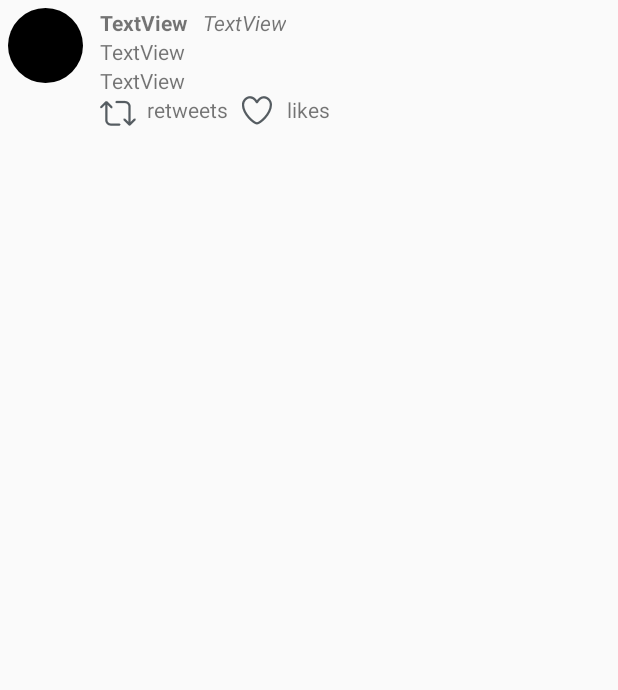
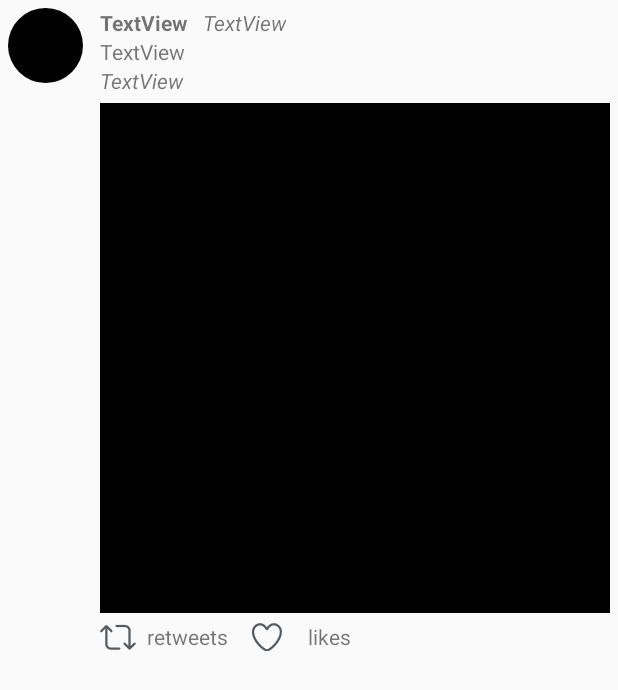
Before and after one commit to danny-famakin/TwitterApp, an Android app: the layout item_tweets.xml on its own in the app's theme, with its tools: preview values and no code run, on a phone screen of 412 x 824 dp. Shown: the top 690 px of the screen. Run offline under Robolectric (Android 15) with nearby library versions, the phone set to English and light mode, and no system bars.

Commit message:
Twitter App

```diff
--- a/app/src/main/java/com/codepath/apps/restclienttemplate/models/User.java
+++ b/app/src/main/java/com/codepath/apps/restclienttemplate/models/User.java
@@ -16,6 +16,7 @@ public class User {
     public String tagLine;
     public int followersCount;
     public int followingCount;
+    public String profileBannerUrl;
 
     public User() {
     }
@@ -29,6 +30,7 @@ public class User {
         user.tagLine = json.getString("description");
         user.followersCount = json.getInt("followers_count");
         user.followingCount = json.getInt("friends_count");
+        user.profileBannerUrl = json.getString("profile_background_image_url");
         return user;
     }
 }
--- a/app/src/main/res/layout/item_tweets.xml
+++ b/app/src/main/res/layout/item_tweets.xml
@@ -4,7 +4,8 @@
     xmlns:tools="http://schemas.android.com/tools"
     android:layout_width="match_parent"
     android:layout_height="wrap_content"
-    android:layout_margin="5dp">
+    android:layout_margin="5dp"
+    android:paddingBottom="5dp">
 
     <!--<ImageView
         android:id="@+id/ivProfilePic"
@@ -15,13 +16,12 @@
         android:onClick="onProfileClick"
         app:srcCompat="@android:color/black" />-->
     <de.hdodenhof.circleimageview.CircleImageView
+        android:id="@+id/ivProfilePic"
         android:layout_width="50dp"
         android:layout_height="50dp"
-        android:id="@+id/ivProfilePic"
+        android:layout_alignParentStart="true"
         android:layout_alignParentTop="true"
-        android:layout_alignParentStart="true"
-        app:srcCompat="@android:color/black"
-        />
+        app:srcCompat="@android:color/black" />
 
     <TextView
         android:id="@+id/tvUsername"
@@ -38,13 +38,38 @@
         android:id="@+id/tvBody"
         android:layout_width="wrap_content"
         android:layout_height="wrap_content"
+        android:layout_alignStart="@+id/tvDate"
+        android:layout_below="@+id/tvUsername"
         android:autoLink="all"
         android:linksClickable="true"
-        android:layout_alignStart="@+id/tvDate"
-        android:layout_below="@+id/tvUsername"
         android:text="TextView"
         tools:layout_editor_absoluteX="60dp"
         tools:layout_editor_absoluteY="16dp" />
+
+    <ImageView
+        android:id="@+id/ivMedia"
+        android:layout_width="wrap_content"
+        android:layout_height="wrap_content"
+        android:layout_alignParentEnd="true"
+        android:layout_alignStart="@id/tvDate"
+        android:layout_below="@+id/tvDate"
+        android:layout_marginBottom="6dp"
+        android:layout_marginTop="5dp"
+        android:adjustViewBounds="true"
+        android:scaleType="fitStart"
+        app:srcCompat="@android:color/black" />
+    <!--<ImageView
+        android:id="@+id/ivMediaImage"
+        android:layout_width="wrap_content"
+        android:layout_height="wrap_content"
+        android:layout_alignLeft="@+id/tvBody"
+        android:layout_alignRight="@+id/tvDate"
+        android:layout_below="@+id/tvBody"
+        android:layout_marginTop="5dp"
+        android:adjustViewBounds="true"
+        android:scaleType="fitStart"
+        android:src="@drawable/ic_launcher" />-->
+
 
     <TextView
         android:id="@+id/tvDate"
@@ -55,6 +80,8 @@
         android:layout_toEndOf="@+id/ivProfilePic"
         android:fontFamily="sans-serif"
         android:text="TextView"
+        android:textAllCaps="false"
+        android:textStyle="italic"
         android:typeface="normal"
         tools:layout_editor_absoluteX="60dp"
         tools:layout_editor_absoluteY="33dp" />
@@ -73,16 +100,16 @@
 
     <ImageButton
         android:id="@+id/fave"
-        android:layout_width="27dp"
-        android:layout_height="20dp"
-        android:layout_alignParentBottom="@+id/retweet"
-        android:layout_alignTop="@+id/tvFave"
-        android:layout_below="@id/tvHandle"
+        android:layout_width="wrap_content"
+        android:layout_height="30dp"
+        android:layout_alignBottom="@+id/tvRetweet"
+
+        android:layout_below="@id/ivMedia"
         android:layout_toEndOf="@+id/tvRetweet"
         android:backgroundTint="@android:color/transparent"
+        android:onClick="@color/inline_action_like_pressed"
         android:paddingRight="5dp"
         android:tint="@color/inline_action_retweet_pressed"
-        android:onClick="@color/inline_action_like_pressed"
         app:srcCompat="@drawable/ic_vector_heart_stroke"
         tools:layout_editor_absoluteX="247dp"
         tools:layout_editor_absoluteY="63dp" />
@@ -91,19 +118,21 @@
         android:id="@+id/retweet"
         android:layout_width="wrap_content"
         android:layout_height="wrap_content"
-        android:layout_alignLeft="@id/tvDate"
-        android:layout_below="@id/tvDate"
+        android:layout_alignBottom="@+id/tvRetweet"
+        android:layout_alignStart="@+id/tvDate"
+        android:layout_below="@id/ivMedia"
         android:background="@android:color/transparent"
         android:tint="@color/inline_action_retweet_pressed"
         app:srcCompat="@drawable/ic_vector_retweet_stroke"
         tools:layout_editor_absoluteX="120dp"
+        android:adjustViewBounds="true"
         tools:layout_editor_absoluteY="59dp" />
 
     <TextView
         android:id="@+id/tvRetweet"
         android:layout_width="wrap_content"
         android:layout_height="wrap_content"
-        android:layout_below="@+id/tvDate"
+        android:layout_below="@+id/ivMedia"
         android:layout_toEndOf="@+id/retweet"
         android:paddingLeft="7dp"
         android:paddingRight="2dp"
@@ -116,8 +145,8 @@
         android:id="@+id/tvFave"
         android:layout_width="wrap_content"
         android:layout_height="wrap_content"
-        android:layout_below="@id/tvDate"
-        android:layout_toRightOf="@id/fave"
+        android:layout_below="@+id/ivMedia"
+        android:layout_toEndOf="@+id/fave"
         android:paddingLeft="10dp"
         android:text="TextView"
         tools:layout_editor_absoluteX="279dp"
```
Also changed, not shown: app/src/main/java/com/codepath/apps/restclienttemplate/TweetAdapter.java (+11 -0 lines), app/src/main/java/com/codepath/apps/restclienttemplate/models/Tweets.java (+10 -0 lines), app/src/main/res/layout/activity_profile.xml (+12 -1 lines).
